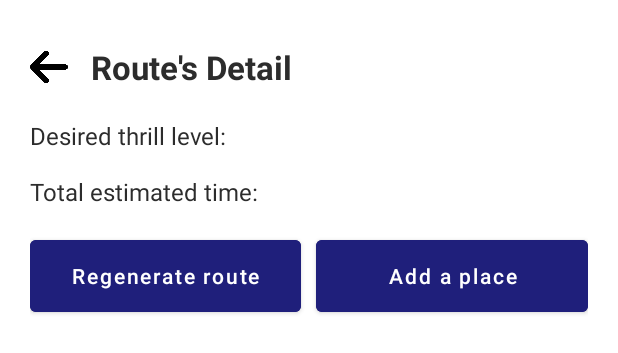
After one commit to tuanit1/SimpleMapProject, an Android app: the layout fragment_route_detail.xml on its own in the app's theme, with its tools: preview values and no code run, on a phone screen of 412 x 824 dp. The commit adds this screen. Shown: the top 353 px of the screen. Run offline under Robolectric (Android 15) with nearby library versions, the phone set to English and light mode, and no system bars.

Commit message:
add route detail screen

```diff
--- a/app/src/main/java/com/tuandev/simplemapproject/extension/ActivityEx.kt
+++ b/app/src/main/java/com/tuandev/simplemapproject/extension/ActivityEx.kt
@@ -1,8 +1,6 @@
 package com.tuandev.simplemapproject.extension
 
-import android.content.Context
 import android.util.Log
-import android.widget.Toast
 import androidx.fragment.app.Fragment
 import androidx.fragment.app.FragmentActivity
 import androidx.fragment.app.commit
@@ -13,7 +11,7 @@ fun FragmentActivity.openFragment(
     containerId: Int,
     fragment: Fragment,
     popBackStackOption: PopBackStackOption? = null,
-    isReplace: Boolean = true,
+    isReplace: Boolean = false,
     enterAnim: Int = 0,
     exitAnim: Int = 0,
     popEnter: Int = 0,
--- a/app/src/main/java/com/tuandev/simplemapproject/ui/splash/SplashFragment.kt
+++ b/app/src/main/java/com/tuandev/simplemapproject/ui/splash/SplashFragment.kt
@@ -22,11 +22,11 @@ class SplashFragment : BaseFragment<FragmentSplashBinding, SplashViewModel, View
             }
 
             btnExploreMode.setOnClickListener {
-                parentActivity?.openHomeFragment()
+                parentActivity?.openSuggestRouteFragment()
             }
 
             btnGuildingMode.setOnClickListener {
-                parentActivity?.openHomeFragment()
+                parentActivity?.openSuggestRouteFragment()
             }
         }
     }
--- a/app/src/main/java/com/tuandev/simplemapproject/ui/splash/home/HomeViewModel.kt
+++ /dev/null
@@ -1,6 +0,0 @@
-package com.tuandev.simplemapproject.ui.splash.home
-
-import com.tuandev.simplemapproject.base.BaseViewModel
-import com.tuandev.simplemapproject.base.ViewState
-
-class HomeViewModel: BaseViewModel<ViewState>() {}
--- a/app/src/main/java/com/tuandev/simplemapproject/ui/splash/login/LoginFragment.kt
+++ b/app/src/main/java/com/tuandev/simplemapproject/ui/splash/login/LoginFragment.kt
@@ -19,7 +19,7 @@ class LoginFragment : BaseFragment<FragmentLoginBinding, LoginViewModel, ViewSta
     override fun initListener() {
         binding?.run {
             tvHome.setOnClickListener {
-                parentActivity?.openHomeFragment()
+                parentActivity?.openSuggestRouteFragment()
             }
 
             tvTool.setOnClickListener {
--- /dev/null
+++ b/app/src/main/java/com/tuandev/simplemapproject/ui/splash/suggestroute/SuggestRouteViewModel.kt
@@ -0,0 +1,6 @@
+package com.tuandev.simplemapproject.ui.splash.suggestroute
+
+import com.tuandev.simplemapproject.base.BaseViewModel
+import com.tuandev.simplemapproject.base.ViewState
+
+class SuggestRouteViewModel : BaseViewModel<ViewState>() {}
--- a/app/src/main/java/com/tuandev/simplemapproject/ui/splash/toolmap/ToolMapFragment.kt
+++ b/app/src/main/java/com/tuandev/simplemapproject/ui/splash/toolmap/ToolMapFragment.kt
@@ -72,7 +72,6 @@ class ToolMapFragment :
                                 }
                             }
                         }
-
                     }
                 }
             }
@@ -80,7 +79,7 @@ class ToolMapFragment :
     }
 
     override fun initView() {
-        mapFragment = BaseMapFragment.newInstance()
+        mapFragment = BaseMapFragment.newInstance(mapMode = BaseMapFragment.Companion.MapMode.TOOL)
         mapFragment?.let {
             openFragment(
                 containerId = containerID,
--- /dev/null
+++ b/app/src/main/res/layout/fragment_route_detail.xml
@@ -0,0 +1,83 @@
+<?xml version="1.0" encoding="utf-8"?>
+<androidx.core.widget.NestedScrollView xmlns:android="http://schemas.android.com/apk/res/android"
+    xmlns:tools="http://schemas.android.com/tools"
+    android:layout_width="match_parent"
+    android:layout_height="match_parent"
+    android:background="@color/white"
+    android:clickable="true"
+    android:fillViewport="true"
+    android:focusable="true"
+    tools:context=".ui.splash.suggestroute.routedetail.RouteDetailFragment">
+
+    <LinearLayout
+        android:layout_width="match_parent"
+        android:layout_height="wrap_content"
+        android:orientation="vertical"
+        android:paddingHorizontal="20dp">
+
+        <LinearLayout
+            android:layout_width="match_parent"
+            android:layout_height="wrap_content"
+            android:layout_marginTop="30dp"
+            android:gravity="center_vertical"
+            android:orientation="horizontal">
+
+            <ImageView
+                android:layout_width="25dp"
+                android:layout_height="25dp"
+                android:layout_marginEnd="15dp"
+                android:src="@drawable/ic_arrow_prev" />
+
+            <TextView
+                style="@style/titleTextStyleExtraLarge"
+                android:layout_width="wrap_content"
+                android:layout_height="wrap_content"
+                android:text="Route's Detail" />
+        </LinearLayout>
+
+        <TextView
+            style="@style/contentBlackTextStyleLarge"
+            android:layout_width="wrap_content"
+            android:layout_height="wrap_content"
+            android:layout_marginTop="20dp"
+            android:text="Desired thrill level: " />
+
+        <TextView
+            style="@style/contentBlackTextStyleLarge"
+            android:layout_width="wrap_content"
+            android:layout_height="wrap_content"
+            android:layout_marginTop="15dp"
+            android:text="Total estimated time: " />
+
+        <LinearLayout
+            android:layout_width="match_parent"
+            android:layout_height="60dp"
+            android:layout_marginTop="15dp"
+            android:orientation="horizontal">
+
+            <Button
+                android:layout_width="0dp"
+                android:layout_height="match_parent"
+                android:layout_marginEnd="10dp"
+                android:layout_weight="1"
+                android:backgroundTint="@color/stPatrickBlue"
+                android:text="Regenerate route"
+                android:textAllCaps="false" />
+
+            <Button
+                android:layout_width="0dp"
+                android:layout_height="match_parent"
+                android:layout_weight="1"
+                android:backgroundTint="@color/stPatrickBlue"
+                android:text="Add a place"
+                android:textAllCaps="false" />
+        </LinearLayout>
+
+        <androidx.recyclerview.widget.RecyclerView
+            android:layout_width="match_parent"
+            android:layout_height="wrap_content"
+            android:layout_marginTop="15dp" />
+
+    </LinearLayout>
+
+</androidx.core.widget.NestedScrollView>
--- a/app/src/main/res/values/themes.xml
+++ b/app/src/main/res/values/themes.xml
@@ -1,4 +1,4 @@
-<resources xmlns:tools="http://schemas.android.com/tools">
+<resources>
     <!-- Base application theme. -->
     <style name="Theme.SimpleMapProject" parent="Theme.MaterialComponents.DayNight.NoActionBar">
         <!-- Primary brand color. -->
@@ -47,14 +47,22 @@
         <item name="android:textColor">@color/blackTextColor</item>
         <item name="android:textStyle">bold</item>
     </style>
+
     <style name="titleTextStyleMedium">
         <item name="android:textSize">16sp</item>
         <item name="android:textColor">@color/blackTextColor</item>
         <item name="android:textStyle">bold</item>
     </style>
+
     <style name="titleTextStyleLarge">
         <item name="android:textSize">18sp</item>
         <item name="android:textColor">@color/blackTextColor</item>
         <item name="android:textStyle">bold</item>
     </style>
+
+    <style name="titleTextStyleExtraLarge">
+        <item name="android:textSize">22sp</item>
+        <item name="android:textColor">@color/blackTextColor</item>
+        <item name="android:textStyle">bold</item>
+    </style>
 </resources>
```
Also changed, not shown: app/src/main/java/com/tuandev/simplemapproject/activity/MainActivity.kt (+11 -3 lines), app/src/main/java/com/tuandev/simplemapproject/base/map/BaseMapFragment.kt (+19 -2 lines), app/src/main/java/com/tuandev/simplemapproject/ui/splash/home/HomeFragment.kt (deleted, +0 -25 lines), app/src/main/java/com/tuandev/simplemapproject/ui/splash/suggestroute/SuggestRouteFragment.kt (added, +41 -0 lines), app/src/main/java/com/tuandev/simplemapproject/ui/splash/suggestroute/routedetail/RouteDetailFragment.kt (added, +21 -0 lines), app/src/main/java/com/tuandev/simplemapproject/ui/splash/suggestroute/routedetail/RouteDetailViewModel.kt (added, +7 -0 lines), app/src/main/res/layout/fragment_home.xml (deleted, +0 -13 lines), app/src/main/res/layout/fragment_suggest_route.xml (added, +58 -0 lines), app/src/main/res/drawable/ic_arrow_next.png (added), app/src/main/res/drawable/ic_arrow_prev.png (added).
